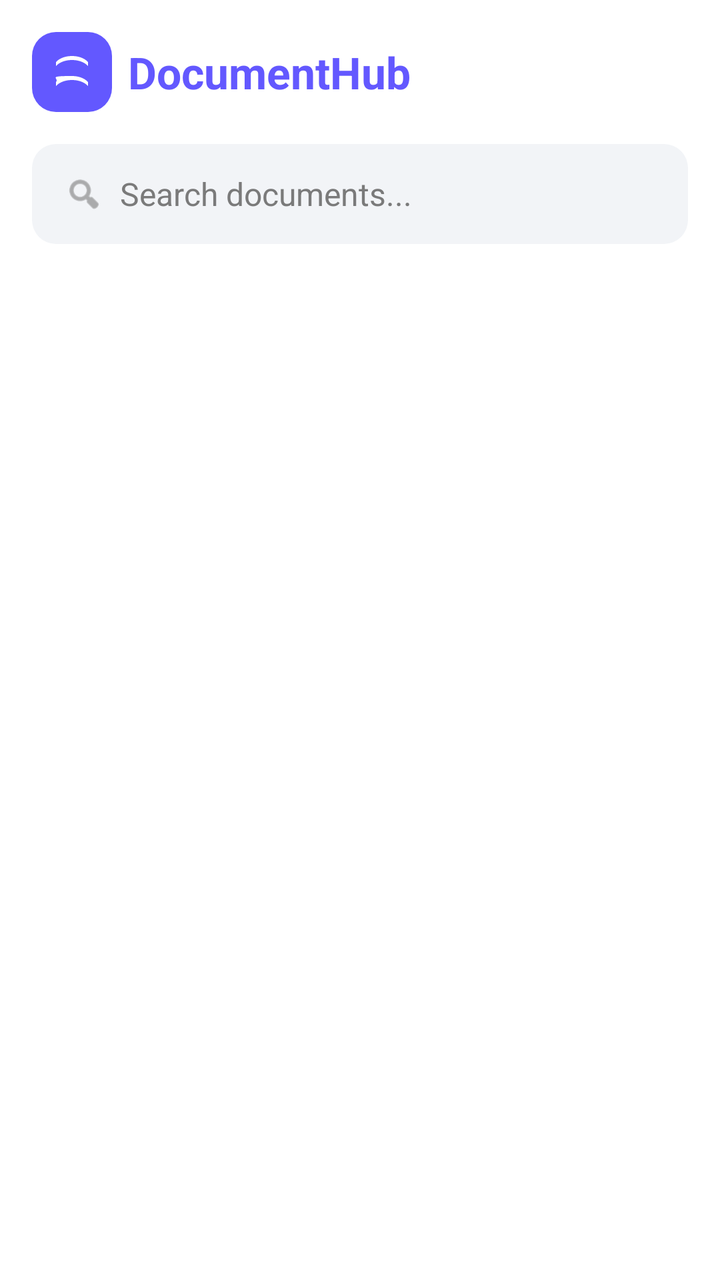
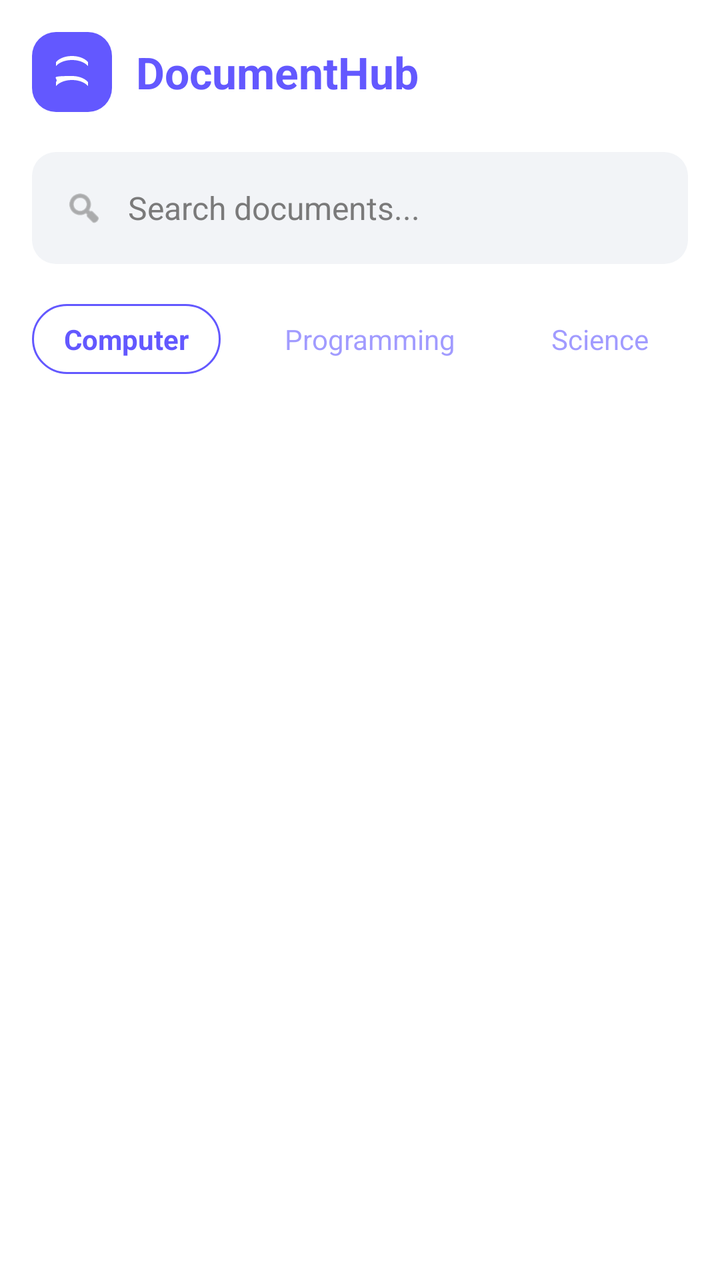

Screens rendered from an Android XML layout before and after an edit, with the pre-edit source and the edit as a unified diff.
<!-- AndroidManifest.xml: application theme Theme.DocumentsHub -->
<!-- res/layout/fragment_home.xml -->
<?xml version="1.0" encoding="utf-8"?>
<LinearLayout xmlns:android="http://schemas.android.com/apk/res/android"
    xmlns:app="http://schemas.android.com/apk/res-auto"
    android:layout_width="match_parent"
    android:layout_height="match_parent"
    android:background="@color/white"
    android:orientation="vertical">

    
    <LinearLayout
        android:layout_width="match_parent"
        android:layout_height="wrap_content"
        android:layout_marginHorizontal="16dp"
        android:layout_marginTop="16dp"
        android:gravity="center_vertical"
        android:orientation="horizontal">

        <ImageView
            android:layout_width="40dp"
            android:layout_height="40dp"
            android:background="@drawable/bg_logo"
            android:padding="8dp"
            android:src="@drawable/ic_book"
            app:tint="@color/white" />

        <TextView
            android:layout_width="wrap_content"
            android:layout_height="wrap_content"
            android:layout_marginStart="8dp"
            android:text="@string/login_title"
            android:textColor="@color/purple_logo"
            android:textSize="22sp"
            android:textStyle="bold" />
    </LinearLayout>

    
    <LinearLayout
        android:layout_width="match_parent"
        android:layout_height="50dp"
        android:layout_marginHorizontal="16dp"
        android:layout_marginTop="16dp"
        android:background="@drawable/bg_search_bar"
        android:gravity="center_vertical"
        android:orientation="horizontal"
        android:paddingHorizontal="16dp">

        <ImageView
            android:layout_width="20dp"
            android:layout_height="20dp"
            android:src="@android:drawable/ic_menu_search"
            app:tint="@color/text_secondary" />

        <EditText
            android:layout_width="match_parent"
            android:layout_height="match_parent"
            android:layout_marginStart="8dp"
            android:background="@android:color/transparent"
            android:hint="@string/hint_search"
            android:importantForAutofill="no"
            android:inputType="text"
            android:textColor="@color/text_primary"
            android:textColorHint="@color/text_secondary"
            android:textSize="16sp" />
    </LinearLayout>

    
    <ListView
        android:id="@+id/lv_main_content"
        android:layout_width="match_parent"
        android:layout_height="match_parent"
        android:divider="@null"
        android:dividerHeight="0dp"
        android:layout_marginTop="16dp"
        android:paddingHorizontal="16dp"
        android:scrollbars="none" />

</LinearLayout>
<!-- resources referenced by this layout -->
<resources>
  <color name="purple_logo">#6358FF</color>
  <color name="text_primary">#1D2939</color>
  <color name="text_secondary">#7A7A7A</color>
  <color name="white">#FFFFFFFF</color>
  <!-- drawable bg_logo (drawable) -->
  <?xml version="1.0" encoding="utf-8"?>
  <shape xmlns:android="http://schemas.android.com/apk/res/android">
      <solid android:color="@color/purple_logo" />
      <corners android:radius="12dp" />
  </shape>
  <!-- drawable bg_search_bar (drawable) -->
  <?xml version="1.0" encoding="utf-8"?>
  <shape xmlns:android="http://schemas.android.com/apk/res/android">
      <solid android:color="@color/bg_search" />
      <corners android:radius="12dp" />
  </shape>
  <!-- drawable ic_book (drawable) -->
  <?xml version="1.0" encoding="utf-8"?>
  <vector xmlns:android="http://schemas.android.com/apk/res/android"
      android:width="24dp"
      android:height="24dp"
      android:viewportWidth="24"
      android:viewportHeight="24">
      <path
          android:fillColor="@color/purple_logo"
          android:pathData="M12,6c3.11,0 6.18,1.01 8,3v10c-1.82,-1.99 -4.89,-3 -8,-3s-6.18,1.01 -8,3V9c1.82,-1.99 4.89,-3 8,-3zM12,14c3.11,0 6.18,1.01 8,3V7c-1.82,-1.99 -4.89,-3 -8,-3s-6.18,1.01 -8,3v10c1.82,-1.99 -4.89,-3 8,-3z" />
  </vector>
  <string name="hint_search">Search documents...</string>
  <string name="login_title">DocumentHub</string>
  <style name="Theme.DocumentsHub" parent="Base.Theme.DocumentsHub" />
  <color name="bg_search">#F2F4F7</color>
  <style name="Base.Theme.DocumentsHub" parent="Theme.Material3.DayNight.NoActionBar">
          
          
      </style>
</resources>

<!-- the commit's change to res/layout/fragment_home.xml (unified diff, before → after) -->
@@ -15,19 +15,24 @@
         android:gravity="center_vertical"
         android:orientation="horizontal">
 
-        <ImageView
+        <FrameLayout
             android:layout_width="40dp"
             android:layout_height="40dp"
-            android:background="@drawable/bg_logo"
-            android:padding="8dp"
-            android:src="@drawable/ic_book"
-            app:tint="@color/white" />
+            android:background="@drawable/bg_logo">
+
+            <ImageView
+                android:layout_width="24dp"
+                android:layout_height="24dp"
+                android:layout_gravity="center"
+                android:src="@drawable/ic_book"
+                app:tint="@color/white" />
+        </FrameLayout>
 
         <TextView
             android:layout_width="wrap_content"
             android:layout_height="wrap_content"
-            android:layout_marginStart="8dp"
-            android:text="@string/login_title"
+            android:layout_marginStart="12dp"
+            android:text="DocumentHub"
             android:textColor="@color/purple_logo"
             android:textSize="22sp"
             android:textStyle="bold" />
@@ -36,9 +41,9 @@
     
     <LinearLayout
         android:layout_width="match_parent"
-        android:layout_height="50dp"
+        android:layout_height="56dp"
         android:layout_marginHorizontal="16dp"
-        android:layout_marginTop="16dp"
+        android:layout_marginTop="20dp"
         android:background="@drawable/bg_search_bar"
         android:gravity="center_vertical"
         android:orientation="horizontal"
@@ -53,7 +58,7 @@
         <EditText
             android:layout_width="match_parent"
             android:layout_height="match_parent"
-            android:layout_marginStart="8dp"
+            android:layout_marginStart="12dp"
             android:background="@android:color/transparent"
             android:hint="@string/hint_search"
             android:importantForAutofill="no"
@@ -62,6 +67,65 @@
             android:textColorHint="@color/text_secondary"
             android:textSize="16sp" />
     </LinearLayout>
+
+    
+    <HorizontalScrollView
+        android:layout_width="match_parent"
+        android:layout_height="wrap_content"
+        android:layout_marginTop="20dp"
+        android:paddingStart="16dp"
+        android:paddingEnd="16dp"
+        android:scrollbars="none">
+
+        <LinearLayout
+            android:id="@+id/ll_categories_container"
+            android:layout_width="wrap_content"
+            android:layout_height="wrap_content"
+            android:orientation="horizontal">
+
+            
+            <TextView
+                android:layout_width="wrap_content"
+                android:layout_height="wrap_content"
+                android:background="@drawable/bg_category_item_selected"
+                android:paddingHorizontal="16dp"
+                android:paddingVertical="8dp"
+                android:text="Computer"
+                android:textColor="@color/purple_logo"
+                android:textStyle="bold" />
+
+            
+            <TextView
+                android:layout_width="wrap_content"
+                android:layout_height="wrap_content"
+                android:layout_marginStart="16dp"
+                android:paddingHorizontal="16dp"
+                android:paddingVertical="8dp"
+                android:text="Programming"
+                android:textColor="@color/purple_logo"
+                android:alpha="0.6" />
+
+            <TextView
+                android:layout_width="wrap_content"
+                android:layout_height="wrap_content"
+                android:layout_marginStart="16dp"
+                android:paddingHorizontal="16dp"
+                android:paddingVertical="8dp"
+                android:text="Science"
+                android:textColor="@color/purple_logo"
+                android:alpha="0.6" />
+
+            <TextView
+                android:layout_width="wrap_content"
+                android:layout_height="wrap_content"
+                android:layout_marginStart="16dp"
+                android:paddingHorizontal="16dp"
+                android:paddingVertical="8dp"
+                android:text="Math"
+                android:textColor="@color/purple_logo"
+                android:alpha="0.6" />
+        </LinearLayout>
+    </HorizontalScrollView>
 
     
     <ListView
<!-- resource entries referenced after the edit -->
@@ -4,6 +4,13 @@
   <color name="text_primary">#1D2939</color>
   <color name="text_secondary">#7A7A7A</color>
   <color name="white">#FFFFFFFF</color>
+  <!-- drawable bg_category_item_selected (drawable) -->
+  <?xml version="1.0" encoding="utf-8"?>
+  <shape xmlns:android="http://schemas.android.com/apk/res/android">
+      <solid android:color="@color/white" />
+      <stroke android:width="1dp" android:color="@color/text_link" />
+      <corners android:radius="20dp" />
+  </shape>
   <!-- drawable bg_logo (drawable) -->
   <?xml version="1.0" encoding="utf-8"?>
   <shape xmlns:android="http://schemas.android.com/apk/res/android">
@@ -28,8 +35,8 @@
           android:pathData="M12,6c3.11,0 6.18,1.01 8,3v10c-1.82,-1.99 -4.89,-3 -8,-3s-6.18,1.01 -8,3V9c1.82,-1.99 4.89,-3 8,-3zM12,14c3.11,0 6.18,1.01 8,3V7c-1.82,-1.99 -4.89,-3 -8,-3s-6.18,1.01 -8,3v10c1.82,-1.99 -4.89,-3 8,-3z" />
   </vector>
   <string name="hint_search">Search documents...</string>
-  <string name="login_title">DocumentHub</string>
   <style name="Theme.DocumentsHub" parent="Base.Theme.DocumentsHub" />
+  <color name="text_link">#6358FF</color>
   <color name="bg_search">#F2F4F7</color>
   <style name="Base.Theme.DocumentsHub" parent="Theme.Material3.DayNight.NoActionBar">
           
